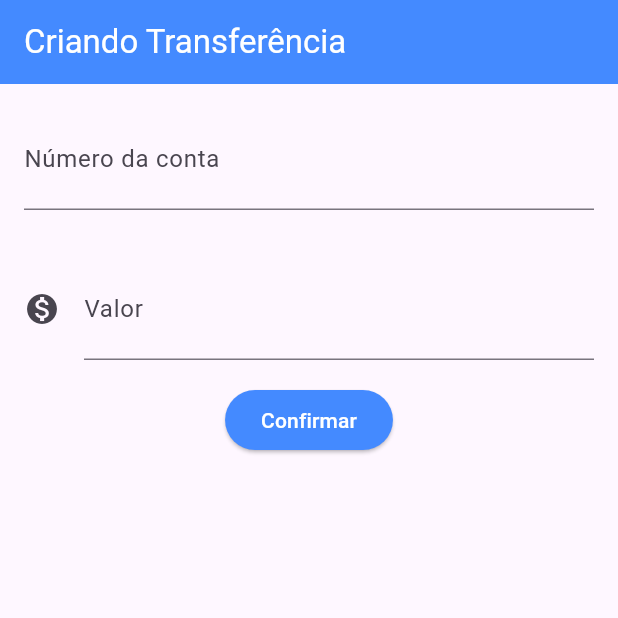
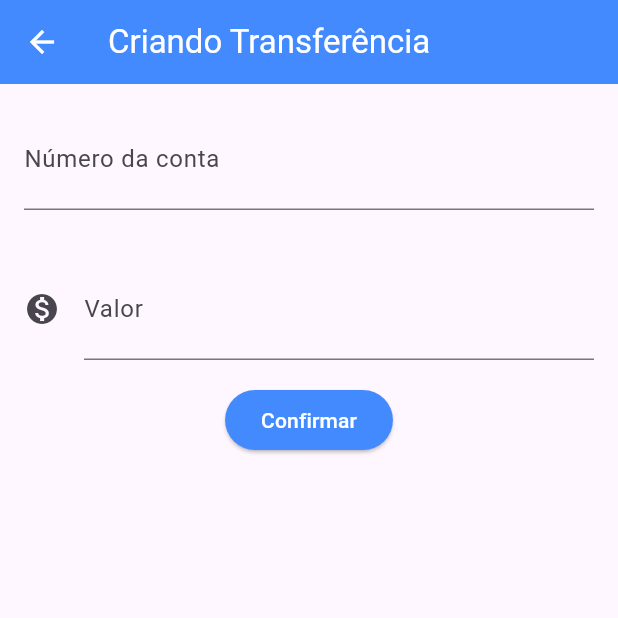
Before and after one commit to rogeriobgregorio/estudos-flutter, a Flutter app: the TransferForm screen opened directly, after a tap on "Confirmar", on a phone screen of 412 x 824 dp, the top half of it. Run offline on Flutter 3.47's test engine with Material 3 defaults, Android fonts, the phone set to English and light mode, and no system bars.

```diff
--- a/bytebank/lib/main.dart
+++ b/bytebank/lib/main.dart
@@ -9,7 +9,7 @@ class ByteBankApp extends StatelessWidget {
   Widget build(BuildContext context) {
     return MaterialApp(
       home: Scaffold(
-        body: TransferForm(),
+        body: TransferList(),
       ),
     );
   }
@@ -33,46 +33,21 @@ class TransferForm extends StatelessWidget {
           ),
         ),
         backgroundColor: Colors.blueAccent,
+        iconTheme: IconThemeData(color: Colors.white),
       ),
       body: Column(
         children: <Widget>[
-          Padding(
-            padding: const EdgeInsets.all(16.0),
-            child: TextField(
+          Editor(
               controller: _accountNumberFieldController,
-              style: TextStyle(
-                fontSize: 24.0,
-              ),
-              decoration: InputDecoration(
-                labelText: 'Número da conta',
-                hintText: '0000',
-              ),
-              keyboardType: TextInputType.number,
-            ),
-          ),
-          Padding(
-            padding: const EdgeInsets.all(16.0),
-            child: TextField(
+              label: 'Número da conta',
+              hint: '0000'),
+          Editor(
               controller: _valueFieldController,
-              style: TextStyle(
-                fontSize: 24.0,
-              ),
-              decoration: InputDecoration(
-                icon: Icon(Icons.monetization_on),
-                labelText: 'Valor',
-                hintText: '0.00',
-              ),
-              keyboardType: TextInputType.number,
-            ),
-          ),
+              label: 'Valor',
+              hint: '0000',
+              icon: Icons.monetization_on),
           ElevatedButton(
-            onPressed: () {
-              debugPrint("Teste botão");
-              final double? value = double.tryParse(_valueFieldController.text);
-              final int? accountNumber = int.tryParse(_accountNumberFieldController.text);
-              final transferCreated = Transfer(value!, accountNumber!);
-              debugPrint('$transferCreated');
-            },
+            onPressed: () => _createTransfer(context),
             style: ElevatedButton.styleFrom(
               backgroundColor: Colors.blueAccent,
               foregroundColor: Colors.white,
@@ -83,13 +58,58 @@ class TransferForm extends StatelessWidget {
       ),
     );
   }
+
+  void _createTransfer(BuildContext context) {
+    final int? accountNumber = int.tryParse(_accountNumberFieldController.text);
+    final double? value = double.tryParse(_valueFieldController.text);
+    if (accountNumber != null && value != null) {
+      final transferCreated = Transfer(value, accountNumber);
+      Navigator.pop(context, transferCreated);
+    }
+  }
+}
+
+class Editor extends StatelessWidget {
+  final TextEditingController controller;
+  final String label;
+  final String hint;
+  final IconData? icon;
+
+  const Editor(
+      {required this.controller,
+      required this.label,
+      required this.hint,
+      this.icon,
+      super.key});
+
+  @override
+  Widget build(BuildContext context) {
+    return Padding(
+      padding: const EdgeInsets.all(16.0),
+      child: TextField(
+        controller: controller,
+        style: TextStyle(
+          fontSize: 24.0,
+        ),
+        decoration: InputDecoration(
+          icon: icon != null ? Icon(icon) : null,
+          labelText: label,
+          hintText: hint,
+        ),
+        keyboardType: TextInputType.number,
+      ),
+    );
+  }
 }
 
 class TransferList extends StatelessWidget {
-  const TransferList({super.key});
+  final List<Transfer> _transfers = List.empty(growable: true);
+
+  TransferList({super.key});
 
   @override
   Widget build(BuildContext context) {
+    _transfers.add(Transfer(100.0, 1111));
     return Scaffold(
       appBar: AppBar(
         title: Text(
@@ -100,15 +120,22 @@ class TransferList extends StatelessWidget {
         ),
         backgroundColor: Colors.blueAccent,
       ),
-      body: Column(
-        children: <Widget>[
-          TransferItem(Transfer(1000.0, 12345)),
-          TransferItem(Transfer(2000.0, 67891)),
-          TransferItem(Transfer(3000.0, 23456)),
-        ],
+      body: ListView.builder(
+        itemCount: _transfers.length,
+        itemBuilder: (context, index) {
+          return TransferItem(_transfers[index]);
+        },
       ),
       floatingActionButton: FloatingActionButton(
-        onPressed: () => print("Teste botão"),
+        onPressed: () {
+          final Future future =
+              Navigator.push(context, MaterialPageRoute(builder: (context) {
+            return TransferForm();
+          }));
+          future.then((transferReceived) {
+            _transfers.add(transferReceived);
+          });
+        },
         backgroundColor: Colors.blueAccent,
         foregroundColor: Colors.white,
         shape: CircleBorder(),
```
